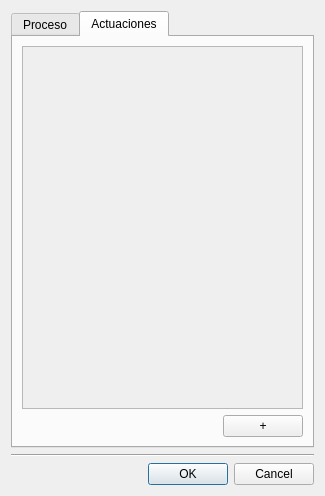
ehmsoft/Desktop, file AbogadosDesktop/src/gui/uis/nuevoProceso.ui: the form before one commit.
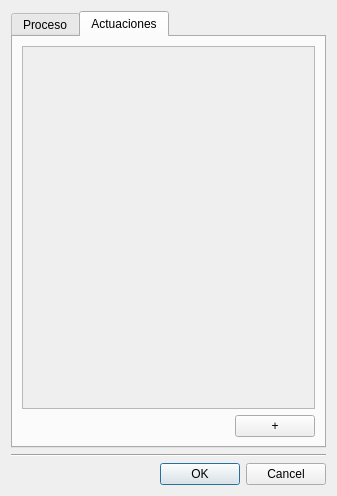
The form after the commit. The open tabs and pages were chosen to show the change.

What changed in the file:
```diff
--- a/AbogadosDesktop/src/gui/uis/nuevoProceso.ui
+++ b/AbogadosDesktop/src/gui/uis/nuevoProceso.ui
@@ -6,8 +6,8 @@
    <rect>
     <x>0</x>
     <y>0</y>
-    <width>325</width>
-    <height>415</height>
+    <width>337</width>
+    <height>455</height>
    </rect>
   </property>
   <property name="windowTitle">
@@ -277,8 +277,8 @@
            <rect>
             <x>0</x>
             <y>0</y>
-            <width>295</width>
-            <height>301</height>
+            <width>307</width>
+            <height>341</height>
            </rect>
           </property>
           <layout class="QGridLayout" name="gridLayout_5">
```
Left out of the diff: 18 changed lines with no effect on the pictures. Lines whose indentation alone changed are shown as unchanged.
